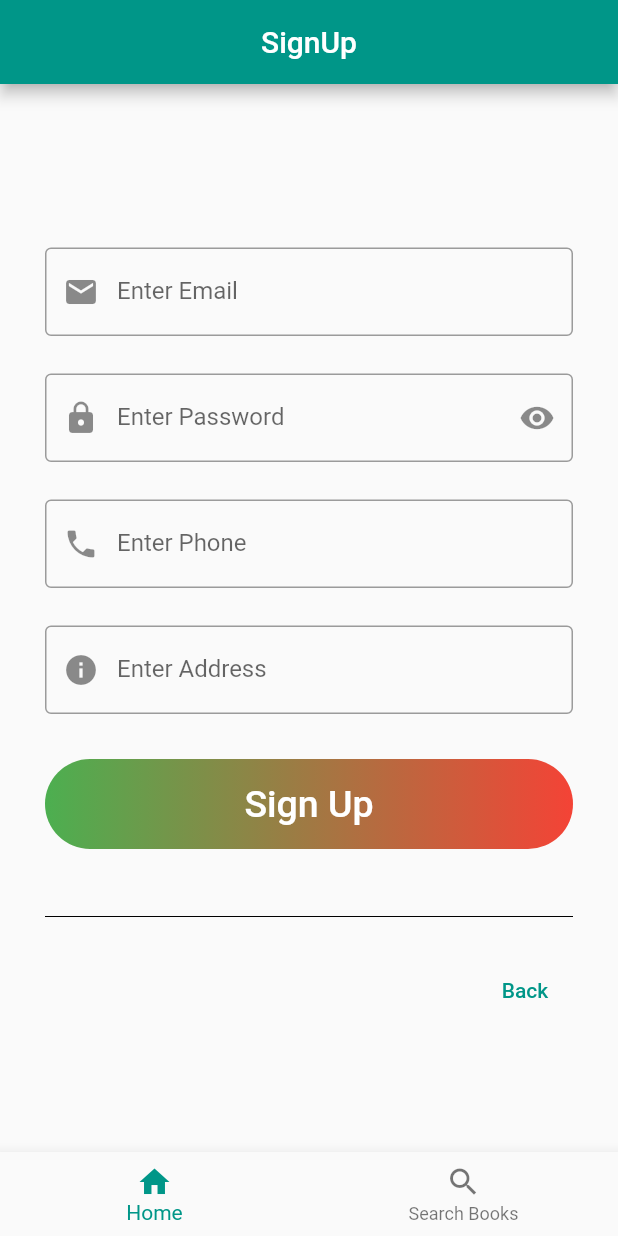
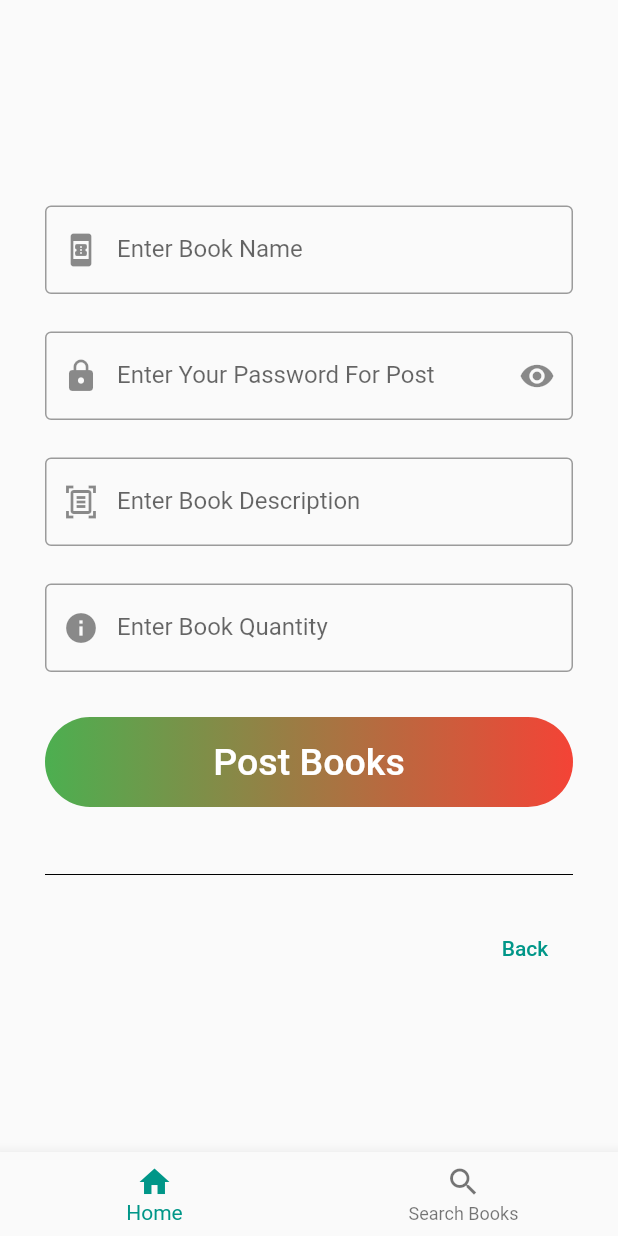
Before and after one commit to tanvir248/Book_Exchange, a Flutter app: the bottomNavUI screen opened directly, after a tap on "Exchange Book", on a phone screen of 412 x 824 dp. Run offline on Flutter 3.47's test engine with Material 2 defaults, Android fonts, the light colour scheme and no system bars.

Commit message:
1 Aug design 95% completed

```diff
--- a/lib/home_Screen.dart
+++ b/lib/home_Screen.dart
@@ -1,4 +1,5 @@
 import 'package:book_exchange/main.dart';
+import 'package:book_exchange/postBooks.dart';
 import 'package:flutter/material.dart';
 
 
@@ -37,7 +38,7 @@ class homeScreen extends StatelessWidget {
     child: MaterialButton(
       onPressed: (){
         Navigator.push(context,
-        MaterialPageRoute(builder: (context) => signUpUI()),
+        MaterialPageRoute(builder: (context) => postBooksScreen()),
         );
       },
       child: Text("Exchange Book",
@@ -65,7 +66,7 @@ class homeScreen extends StatelessWidget {
     child: MaterialButton(
       onPressed: (){
         Navigator.push(context,
-        MaterialPageRoute(builder: (context) => signUpUI()),
+        MaterialPageRoute(builder: (context) => postBooksScreen()),
         );
       },
       child: Text("Donate",
@@ -93,7 +94,7 @@ class homeScreen extends StatelessWidget {
     child: MaterialButton(
       onPressed: (){
         Navigator.push(context,
-        MaterialPageRoute(builder: (context) => signUpUI()),
+        MaterialPageRoute(builder: (context) => postBooksScreen()),
         );
       },
       child: Text("Sell Book",
--- a/lib/main.dart
+++ b/lib/main.dart
@@ -1,4 +1,5 @@
 import 'package:book_exchange/home_Screen.dart';
+import 'package:book_exchange/postBooks.dart';
 import 'package:book_exchange/searchBook_Screen.dart';
 import 'package:book_exchange/sign_up_Screen.dart';
 import 'package:flutter/material.dart';
@@ -160,3 +161,30 @@ final tabs = [
 
     );
   }
+
+
+
+class postBooksUI extends StatelessWidget {
+  const postBooksUI({ Key? key }) : super(key: key);
+
+  @override
+  Widget build(BuildContext context) {
+    return MaterialApp(
+      debugShowCheckedModeBanner: false,
+      title:  "Post Books Here",
+      theme: ThemeData(
+        primarySwatch: Colors.teal,
+
+      ),
+      home: Scaffold(
+        appBar: AppBar(
+          centerTitle: true,
+          title: Text(
+            "Post Books"
+          ),
+        ),
+      body: postBooksScreen(),
+        ),
+    );
+  }
+}
--- /dev/null
+++ b/lib/postBooks.dart
@@ -0,0 +1,122 @@
+import 'package:book_exchange/main.dart';
+import 'package:flutter/material.dart';
+
+class postBooksScreen extends StatelessWidget {
+  const postBooksScreen({ Key? key }) : super(key: key);
+
+  @override
+  Widget build(BuildContext context) {
+    return Padding(
+      padding: const EdgeInsets.all(30),
+      child: Center(
+        child: SingleChildScrollView(
+          child: Column(
+            children: [
+              const SizedBox(
+                height: 25,
+              ),
+              TextFormField(
+
+                keyboardType: TextInputType.text,
+                decoration: const InputDecoration(
+                  labelText: "Enter Book Name",
+                  border: OutlineInputBorder(),
+                  prefixIcon:  Icon(Icons.book_online)
+                ),
+              ),
+       const SizedBox(
+                height: 25,
+              ),
+            TextFormField(
+
+                keyboardType: TextInputType.visiblePassword,
+                obscureText: true,
+                decoration: const InputDecoration(
+                  //this for password authentiacion
+                  labelText: "Enter Your Password For Post",
+                  border: OutlineInputBorder(),
+                  prefixIcon:  Icon(Icons.lock),
+                  suffixIcon: Icon(Icons.remove_red_eye),
+                ),
+              ),
+        const SizedBox(
+                height: 25,
+              ),
+            TextFormField(
+
+                keyboardType: TextInputType.phone,
+                obscureText: true,
+                decoration: const InputDecoration(
+                  labelText: "Enter Book Description",
+                  border: OutlineInputBorder(),
+                  prefixIcon:  Icon(Icons.document_scanner_outlined),
+                ),
+              ),
+              const SizedBox(
+                height: 25,
+              ),
+            TextFormField(
+
+                keyboardType: TextInputType.streetAddress,
+                obscureText: true,
+                decoration: const InputDecoration(
+                  labelText: "Enter Book Quantity",
+                  border: OutlineInputBorder(),
+                  prefixIcon:  Icon(Icons.info),
+                ),
+              ),
+const SizedBox(
+  height: 5,
+),
+
+  const SizedBox(
+    height: 25,
+  ),
+Container(
+    height: 60,
+    width: double.infinity,
+    decoration: BoxDecoration(
+      borderRadius:  BorderRadius.circular(100),
+      gradient: const LinearGradient(colors: [Colors.green, Colors.red]),
+
+    ),
+    child: MaterialButton(
+      onPressed: (){
+
+      },
+      child: Text("Post Books",
+      style: TextStyle(
+          fontSize: 25,
+          color: Colors.white
+      ),
+      ),
+    ),
+),
+  const SizedBox(
+    height: 30,
+  ),
+
+  const Divider(
+    height: 30,
+    color: Colors.black,
+  ),
+  const SizedBox(
+    height: 10,
+  ),
+      Row(
+    mainAxisAlignment: MainAxisAlignment.end,
+    children: [
+      TextButton(onPressed: (){
+        Navigator.push(context,
+        MaterialPageRoute(builder: (context) => loginUI()),
+        );
+      }, child: const Text( "Back"))
+    ],
+  ),
+            ],
+          ),
+        ),
+      ),
+    );
+  }
+}
```
